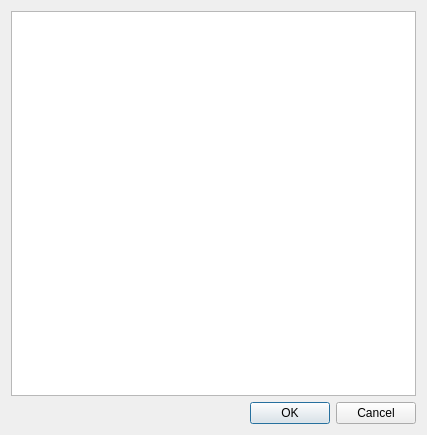
Qt form gdrive_provider_dialog_base.ui (miklobit/gdrive_provider) before a commit.
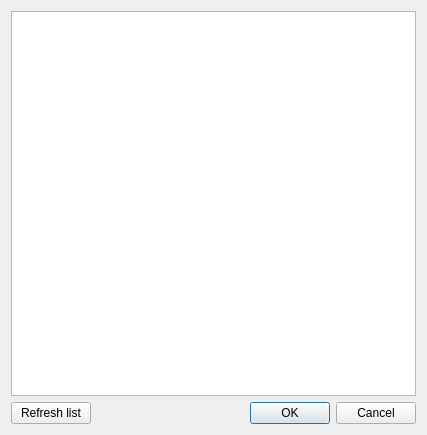
The same form after that commit.

The edit to the form file:
```diff
--- a/gdrive_provider_dialog_base.ui
+++ b/gdrive_provider_dialog_base.ui
@@ -13,8 +13,33 @@
   <property name="windowTitle">
    <string>CSV Provider</string>
   </property>
-  <layout class="QGridLayout" name="gridLayout_2">
-   <item row="1" column="0">
+  <layout class="QVBoxLayout" name="verticalLayout">
+   <item>
+    <widget class="QListWidget" name="listWidget"/>
+   </item>
+   <item>
+    <layout class="QHBoxLayout" name="horizontalLayout">
+     <item>
+      <widget class="QPushButton" name="refreshButton">
+       <property name="text">
+        <string>Refresh list</string>
+       </property>
+      </widget>
+     </item>
+     <item>
+      <spacer name="horizontalSpacer">
+       <property name="orientation">
+        <enum>Qt::Horizontal</enum>
+       </property>
+       <property name="sizeHint" stdset="0">
+        <size>
+         <width>40</width>
+         <height>20</height>
+        </size>
+       </property>
+      </spacer>
+     </item>
+     <item>
     <widget class="QDialogButtonBox" name="button_box">
      <property name="orientation">
       <enum>Qt::Horizontal</enum>
@@ -24,8 +49,7 @@
      </property>
     </widget>
    </item>
-   <item row="0" column="0">
-    <widget class="QListWidget" name="listWidget"/>
+    </layout>
    </item>
   </layout>
  </widget>
```
Lines whose indentation alone changed are shown as unchanged.
